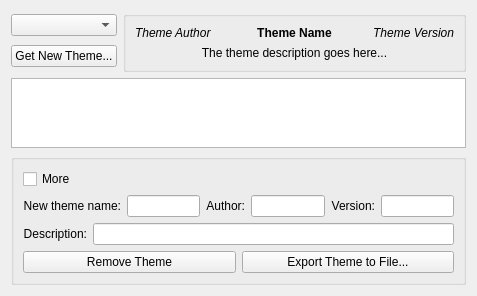
Before: the Qt Designer form plasma/tools/desktopthemedetails/DesktopThemeDetails.ui in mgottschlag/kwin-tiling, drawn with Qt 5.
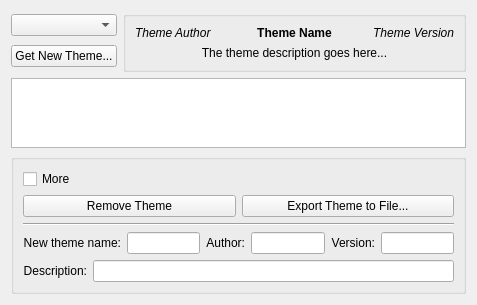
After: the same form once the commit is applied. Custom widgets are drawn as their Qt base class.

Commit message: Minor ui rearrangement in the advanced section: needed to visually separate Remove and Export elements from the Save elements.  (After relaxation of the string freeze, the Save elements will probably need a group title called "Save Theme" or something similar).

```diff
--- a/plasma/tools/desktopthemedetails/DesktopThemeDetails.ui
+++ b/plasma/tools/desktopthemedetails/DesktopThemeDetails.ui
@@ -155,6 +155,43 @@
       <item row="1" column="0">
        <layout class="QHBoxLayout" name="hlayout1" >
         <item>
+         <widget class="QPushButton" name="m_removeThemeButton" >
+          <property name="enabled" >
+           <bool>true</bool>
+          </property>
+          <property name="text" >
+           <string>Remove Theme</string>
+          </property>
+         </widget>
+        </item>
+        <item>
+         <widget class="QPushButton" name="m_exportThemeButton" >
+          <property name="enabled" >
+           <bool>true</bool>
+          </property>
+          <property name="text" >
+           <string>Export Theme to File...</string>
+          </property>
+         </widget>
+        </item>
+       </layout>
+      </item>
+      <item row="2" column="0">
+       <widget class="Line" name="m_advancedLine" >
+        <property name="frameShape" >
+         <enum>QFrame::HLine</enum>
+        </property>
+        <property name="frameShadow" >
+         <enum>QFrame::Sunken</enum>
+        </property>
+        <property name="orientation" >
+         <enum>Qt::Horizontal</enum>
+        </property>
+       </widget>
+      </item>
+      <item row="3" column="0">
+       <layout class="QHBoxLayout" name="hlayout1" >
+        <item>
          <widget class="QLabel" name="m_newThemeNameLabel" >
           <property name="text" >
            <string>New theme name:</string>
@@ -204,7 +241,7 @@
         </item>
        </layout>
       </item>
-      <item row="2" column="0" >
+      <item row="4" column="0" >
        <layout class="QHBoxLayout" name="hlayout1" >
         <item>
          <widget class="QLabel" name="m_newThemeDescriptionLabel" >
@@ -231,30 +268,6 @@
         </item>
        </layout>
       </item>
-      <item row="3" column="0">
-       <layout class="QHBoxLayout" name="hlayout1" >
-        <item>
-         <widget class="QPushButton" name="m_removeThemeButton" >
-          <property name="enabled" >
-           <bool>true</bool>
-          </property>
-          <property name="text" >
-           <string>Remove Theme</string>
-          </property>
-         </widget>
-        </item>
-        <item>
-         <widget class="QPushButton" name="m_exportThemeButton" >
-          <property name="enabled" >
-           <bool>true</bool>
-          </property>
-          <property name="text" >
-           <string>Export Theme to File...</string>
-          </property>
-         </widget>
-        </item>
-       </layout>
-      </item>
      </layout>
     </widget>
    </item>
```
The commit also changes 1 other file.
